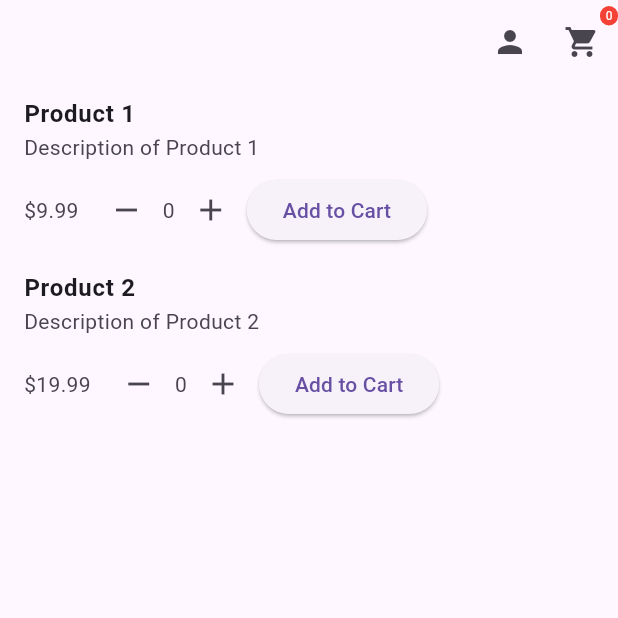
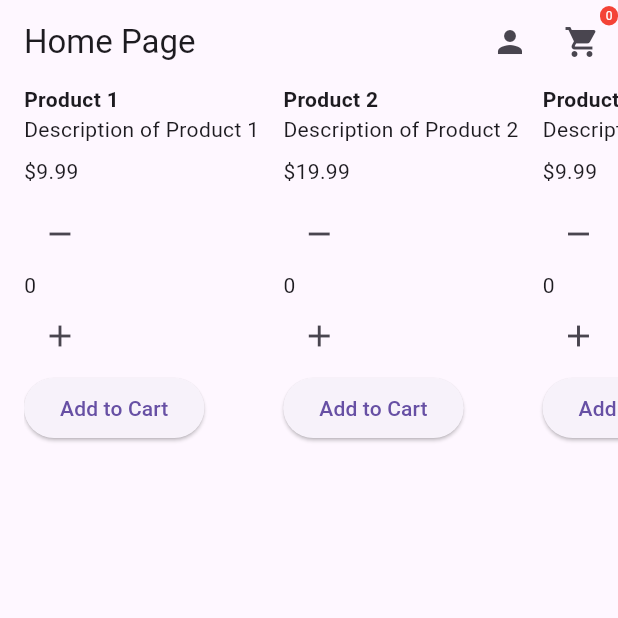
Before and after one commit to mayfirestories/flutter_shopping_cart_app, a Flutter app: the screen it shows after launch, on a phone screen of 412 x 824 dp, the top half of it. Run offline on Flutter 3.47's test engine with Material 3 defaults, Android fonts, the phone set to English and light mode, and no system bars; our stand-ins replace shared_preferences.

Commit message:
Update landing_page.dart
- Added title
- Changed products to fit horizontally
- Code formatting applied

```diff
--- a/lib/views/landing_page.dart
+++ b/lib/views/landing_page.dart
@@ -19,6 +19,7 @@ class LandingPageState extends State<LandingPage> {
   Widget build(BuildContext context) {
     return Scaffold(
       appBar: AppBar(
+        title: const Text('Home Page'),
         actions: [
           IconButton(
             icon: const Icon(Icons.person),
@@ -34,8 +35,10 @@ class LandingPageState extends State<LandingPage> {
                   // Handle selection of a product title
                 },
                 itemBuilder: (BuildContext context) {
-                  var groupedProducts = groupBy<Product, String>(cartItems, (product) => product.title);
-                  var items = groupedProducts.entries.map<PopupMenuEntry<Product>>((entry) {
+                  var groupedProducts = groupBy<Product, String>(
+                      cartItems, (product) => product.title);
+                  var items = groupedProducts.entries
+                      .map<PopupMenuEntry<Product>>((entry) {
                     return PopupMenuItem<Product>(
                       value: entry.value[0],
                       child: Text('${entry.key} (${entry.value.length})'),
@@ -48,7 +51,8 @@ class LandingPageState extends State<LandingPage> {
                         onPressed: () {
                           Navigator.push(
                             context,
-                            MaterialPageRoute(builder: (context) => const CheckoutPage()),
+                            MaterialPageRoute(
+                                builder: (context) => const CheckoutPage()),
                           );
                         },
                         child: const Text('Proceed to Checkout'),
@@ -85,26 +89,28 @@ class LandingPageState extends State<LandingPage> {
           ),
         ],
       ),
-      body: ListView.builder(
+      body: Padding(
+        padding: const EdgeInsets.only(left: 16.0), // Add this line
+        child: ListView.builder(
+          scrollDirection: Axis.horizontal,
           itemCount: products.length,
           itemBuilder: (context, index) {
             final product = products[index];
-          return ListTile(
-            title: Text(
+            return Row(
+              children: [
+                Column(
+                  crossAxisAlignment: CrossAxisAlignment.start,
+                  children: [
+                    Text(
                       product.title,
                       style: const TextStyle(
                         fontWeight: FontWeight.bold,
                       ),
                     ),
-            subtitle: Column(
-              crossAxisAlignment: CrossAxisAlignment.start,
-              children: [
                     Text(product.description),
                     const SizedBox(height: 8),
-                Row(
-                  children: [
                     Text('\$${product.price.toStringAsFixed(2)}'),
-                    const SizedBox(width: 8),
+                    const SizedBox(height: 8),
                     IconButton(
                       icon: const Icon(Icons.remove),
                       onPressed: () {
@@ -138,10 +144,11 @@ class LandingPageState extends State<LandingPage> {
                     ),
                   ],
                 ),
+                const SizedBox(width: 16), // Add space between products
               ],
-            ),
             );
           },
+        ),
       ),
     );
   }
@@ -170,5 +177,25 @@ final List<Product> products = [
     description: 'Description of Product 2',
     price: 19.99,
   ),
+  Product(
+    title: 'Product 3',
+    description: 'Description of Product 1',
+    price: 9.99,
+  ),
+  Product(
+    title: 'Product 4',
+    description: 'Description of Product 2',
+    price: 19.99,
+  ),
+  Product(
+    title: 'Product 5',
+    description: 'Description of Product 1',
+    price: 9.99,
+  ),
+  Product(
+    title: 'Product 6',
+    description: 'Description of Product 2',
+    price: 19.99,
+  ),
   // Add more products here
 ];
```
Lines whose indentation alone changed are shown as unchanged.
